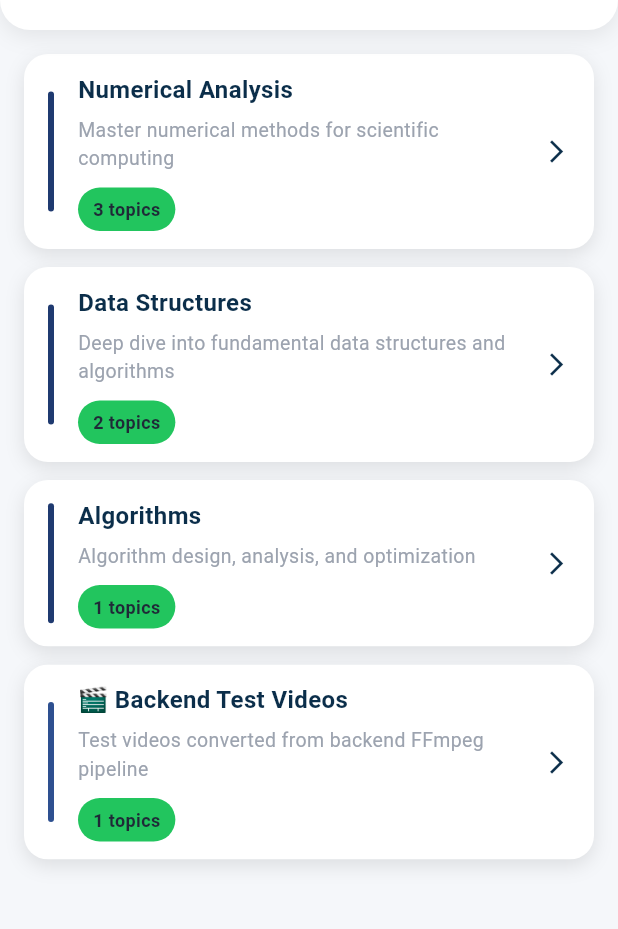
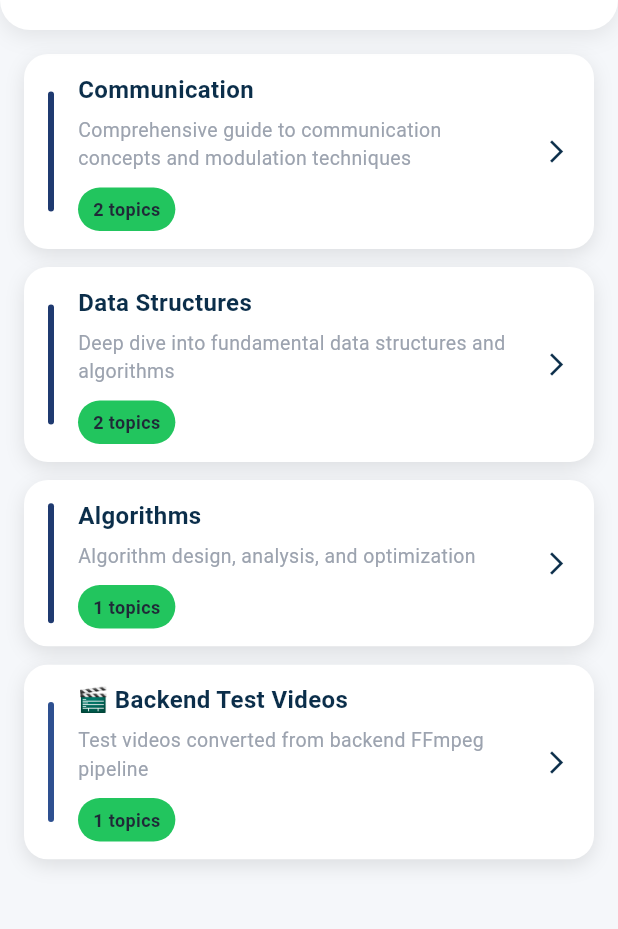
Before and after one commit to anoushkawasthi/EduTube_shorts, a Flutter app: the screen it shows after launch, on a phone screen of 412 x 824 dp, the part 66-995 px from its top. Run offline on Flutter 3.47's test engine with Material 3 defaults, Android fonts, the light colour scheme and no system bars; our stand-ins replace flutter_cache_manager, flutter_svg, video_player.

Commit message:
changes in course plus has issues with gradle build

```diff
--- a/lib/data/course_data.dart
+++ b/lib/data/course_data.dart
@@ -6,89 +6,75 @@ class CourseData {
   static final List<Course> courses = [
     Course(
       id: 'UCS101',
-      title: 'Numerical Analysis',
-      description: 'Master numerical methods for scientific computing',
+      title: 'Communication',
+      description:
+          'Comprehensive guide to communication concepts and modulation techniques',
       topics: [
         Topic(
-          id: 'NA_T1',
-          title: 'Root Finding Methods',
+          id: 'COMM_T1',
+          title: 'Topic 1',
           videos: [
             Video(
-              id: 'NA_V1',
-              title: 'Bisection Method Introduction',
+              id: 'COMM_V1',
+              title: 'Video 1',
               url:
-                  'https://drive.google.com/uc?id=11IMPij-wfVcqEM61fnNT-_KS57OhEGJr&export=download',
-              duration: const Duration(minutes: 8, seconds: 45),
-              description:
-                  'Learn how the bisection method works for finding roots',
+                  'https://drive.google.com/uc?id=1Bo-fuizCsyeJXgVNuJgbkxt9DImMxggn&export=download',
+              duration: const Duration(minutes: 0, seconds: 0),
+              description: 'Topic 1 Video 1',
             ),
             Video(
-              id: 'NA_V2',
-              title: 'Newton-Raphson Method',
+              id: 'COMM_V2',
+              title: 'Video 2',
               url:
-                  'https://drive.google.com/uc?id=1lC7mbvfXyi4SbTAwd0AABcKJWVfbcVlw&export=download',
-              duration: const Duration(minutes: 12, seconds: 30),
-              description: 'Understand the faster Newton-Raphson approach',
+                  'https://drive.google.com/uc?id=15-3t5VtV3FAvV5P9qUO10ee5bv88ZtZI&export=download',
+              duration: const Duration(minutes: 0, seconds: 0),
+              description: 'Topic 1 Video 2',
             ),
             Video(
-              id: 'NA_V3',
-              title: 'Secant Method Explained',
+              id: 'COMM_V3',
+              title: 'Video 3',
               url:
-                  'https://drive.google.com/uc?id=10I__w-0WJZggd7mUbdBynuraQ16hngk0&export=download',
-              duration: const Duration(minutes: 10, seconds: 15),
-              description: 'Explore the secant method without derivatives',
+                  'https://drive.google.com/uc?id=1D6l-lkByS2U7R5Gqy0SrU_EFTekzHtZG&export=download',
+              duration: const Duration(minutes: 0, seconds: 0),
+              description: 'Topic 1 Video 3',
             ),
           ],
         ),
         Topic(
-          id: 'NA_T2',
-          title: 'Linear Systems',
+          id: 'COMM_T2',
+          title: 'Basics of Communication',
           videos: [
             Video(
-              id: 'NA_V4',
-              title: 'Gaussian Elimination Basics',
+              id: 'COMM_V4',
+              title: 'What is Communication',
               url:
-                  'https://drive.google.com/uc?id=11IMPij-wfVcqEM61fnNT-_KS57OhEGJr&export=download',
-              duration: const Duration(minutes: 15),
-              description: 'Foundation of solving linear systems',
+                  'https://drive.google.com/uc?id=1OzxUql7h6CMe4HSz9qEYL6dLenYB8BgU&export=download',
+              duration: const Duration(minutes: 8, seconds: 45),
+              description: 'Introduction to communication fundamentals',
             ),
             Video(
-              id: 'NA_V5',
-              title: 'LU Decomposition',
+              id: 'COMM_V5',
+              title: 'Types of Communication',
               url:
-                  'https://drive.google.com/uc?id=1lC7mbvfXyi4SbTAwd0AABcKJWVfbcVlw&export=download',
-              duration: const Duration(minutes: 14, seconds: 20),
-              description: 'Matrix factorization for efficient solutions',
-            ),
-          ],
-        ),
-        Topic(
-          id: 'NA_T3',
-          title: 'Interpolation',
-          videos: [
-            Video(
-              id: 'NA_V6',
-              title: 'Lagrange Interpolation',
-              url:
-                  'https://drive.google.com/uc?id=10I__w-0WJZggd7mUbdBynuraQ16hngk0&export=download',
-              duration: const Duration(minutes: 11, seconds: 50),
-              description: 'Polynomial interpolation using Lagrange basis',
+                  'https://drive.google.com/uc?id=1q362MqfjsgyPy72AimNs7K5RoIUL9QZB&export=download',
+              duration: const Duration(minutes: 12, seconds: 30),
+              description: 'Explore different types and modes of communication',
             ),
             Video(
-              id: 'NA_V7',
-              title: 'Spline Interpolation',
+              id: 'COMM_V6',
+              title: 'Modulation Part 1',
               url:
-                  'https://drive.google.com/uc?id=11IMPij-wfVcqEM61fnNT-_KS57OhEGJr&export=download',
-              duration: const Duration(minutes: 13, seconds: 45),
-              description: 'Smooth curve fitting with splines',
+                  'https://drive.google.com/uc?id=1DjudfhL8UBaMCotMuWTzUwRU8MBk15Vx&export=download',
+              duration: const Duration(minutes: 10, seconds: 15),
+              description: 'Introduction to modulation techniques',
             ),
             Video(
-              id: 'NA_V8',
-              title: 'Newton Forward Differences',
+              id: 'COMM_V7',
+              title: 'Modulation Part 2',
               url:
-                  'https://drive.google.com/uc?id=1lC7mbvfXyi4SbTAwd0AABcKJWVfbcVlw&export=download',
-              duration: const Duration(minutes: 9, seconds: 30),
-              description: 'Efficient polynomial evaluation',
+                  'https://drive.google.com/uc?id=1nASs344N-1tDpJFjASmJnV8rDFXkvgLm&export=download',
+              duration: const Duration(minutes: 11, seconds: 20),
+              description: 'Advanced modulation concepts and applications',
             ),
           ],
         ),
--- a/lib/pages/home_page.dart
+++ b/lib/pages/home_page.dart
@@ -19,7 +19,7 @@ class HomePage extends StatelessWidget {
             color: Colors.white,
             boxShadow: [
               BoxShadow(
-                color: Colors.black.withOpacity(0.08),
+                color: Colors.black.withValues(alpha: 0.08),
                 blurRadius: 12,
                 offset: const Offset(0, 4),
               ),
@@ -34,11 +34,7 @@ class HomePage extends StatelessWidget {
             elevation: 0,
             automaticallyImplyLeading: false,
             leading: IconButton(
-              icon: const Icon(
-                Icons.menu,
-                color: Color(0xFF0B2E4A),
-                size: 28,
-              ),
+              icon: const Icon(Icons.menu, color: Color(0xFF0B2E4A), size: 28),
               onPressed: () {},
             ),
             centerTitle: true,
@@ -155,7 +151,7 @@ class _CourseCardState extends State<CourseCard>
             borderRadius: BorderRadius.circular(16),
             boxShadow: [
               BoxShadow(
-                color: Colors.black.withOpacity(0.1),
+                color: Colors.black.withValues(alpha: 0.1),
                 blurRadius: 10,
                 offset: const Offset(0, 4),
               ),
@@ -166,7 +162,10 @@ class _CourseCardState extends State<CourseCard>
             child: Container(
               color: Colors.white,
               child: Padding(
-                padding: const EdgeInsets.symmetric(horizontal: 16, vertical: 12),
+                padding: const EdgeInsets.symmetric(
+                  horizontal: 16,
+                  vertical: 12,
+                ),
                 child: Row(
                   children: [
                     // Left accent bar with varied colors
--- a/lib/pages/player_page.dart
+++ b/lib/pages/player_page.dart
@@ -30,7 +30,7 @@ class _PlayerPageState extends State<PlayerPage> {
   bool _isVideoPlaying = true; // Track video playing state
   bool _showSwipeHint = false; // Show swipe hint when at last video
   Timer? _hintTimer; // Timer for hiding the hint
-  Set<String> _likedVideoIds = {}; // Track which videos are liked
+  final Set<String> _likedVideoIds = {}; // Track which videos are liked
 
   @override
   void initState() {
@@ -198,38 +198,34 @@ class _PlayerPageState extends State<PlayerPage> {
         ),
 
         // ============ UI OVERLAY LAYER ============
-        // Top-Left: Tappable Title (Topic Selector) - Only visible when paused
-        if (!_isVideoPlaying)
+        // Bottom-Left: Tappable Topic (Topic Selector) - Always visible
         Positioned(
-            top: 16,
-            left: 16,
+          bottom: 60,
+          left: 12,
           child: GestureDetector(
             onTap: () => _navigateToTopicsPage(),
             child: Container(
-                padding: const EdgeInsets.symmetric(
-                  horizontal: 12,
-                  vertical: 8,
+              padding: const EdgeInsets.symmetric(horizontal: 12, vertical: 8),
+              decoration: BoxDecoration(
+                color: Colors.black.withValues(alpha: 0.6),
+                borderRadius: BorderRadius.circular(8),
               ),
-                decoration: BoxDecoration(
-                  color: Colors.black.withValues(alpha: 0.5),
-                  borderRadius: BorderRadius.circular(20),
-                ),
-                child: Row(
+              child: Column(
                 mainAxisSize: MainAxisSize.min,
+                crossAxisAlignment: CrossAxisAlignment.start,
                 children: [
                   Text(
                     topic.title,
                     style: const TextStyle(
                       color: Colors.white,
-                        fontSize: 14,
+                      fontSize: 13,
                       fontWeight: FontWeight.w600,
                     ),
                   ),
-                    const SizedBox(width: 6),
-                    const Icon(
-                      Icons.expand_more,
-                      color: Colors.white,
-                      size: 18,
+                  const SizedBox(height: 2),
+                  Text(
+                    '${topic.videos.length} videos',
+                    style: const TextStyle(color: Colors.grey, fontSize: 11),
                   ),
                 ],
               ),
@@ -320,10 +316,7 @@ class _PlayerPageState extends State<PlayerPage> {
           bottom: 0,
           left: 0,
           right: 0,
-          child: Container(
-            height: 40,
-            color: Colors.black,
-          ),
+          child: Container(height: 40, color: Colors.black),
         ),
 
         // More Options Button (Below Share) - REMOVED (now in Column above)
```
Also changed, not shown: 2 other files. Lines whose indentation alone changed are shown as unchanged.
